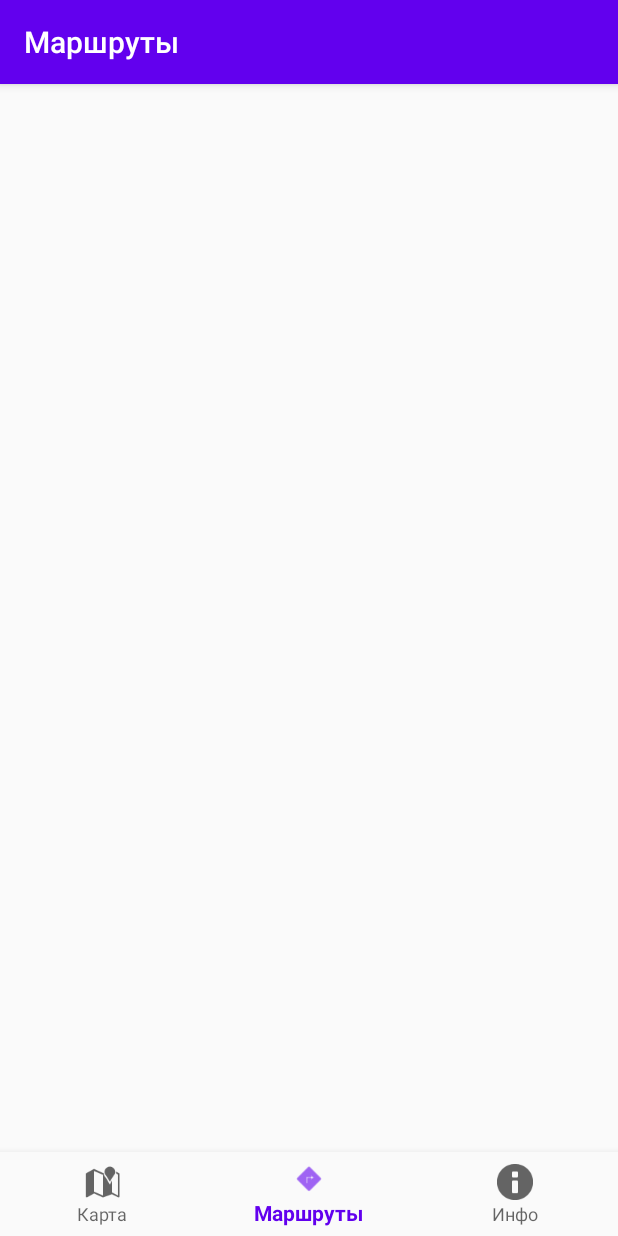
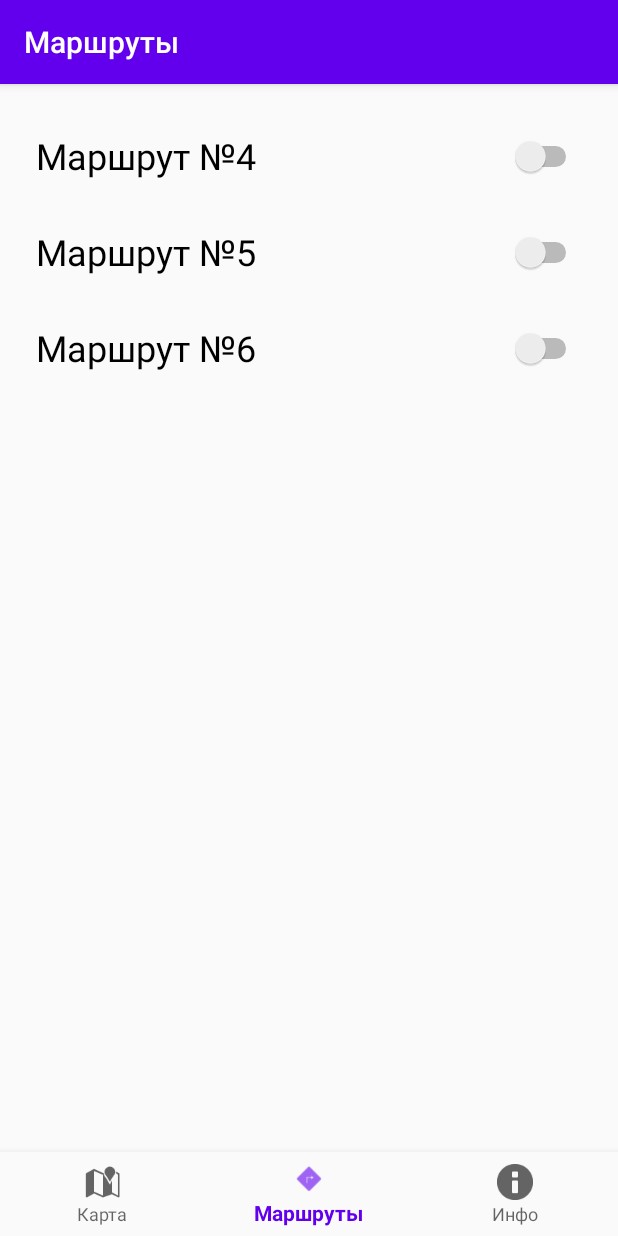
Before and after one commit to MaksimPashkovskiy/Taxibus-tracking-system, an Android app: the RoutesFragment screen opened through its navigation route, on a phone screen of 412 x 824 dp. Run offline under Robolectric (Android 15) with nearby library versions, the phone set to English and light mode, and no system bars; our stand-ins replace navigation-ui.

Commit message:
commit 31.05

```diff
--- a/project/Taxibustrackingsystem/app/src/main/res/layout/activity_main.xml
+++ b/project/Taxibustrackingsystem/app/src/main/res/layout/activity_main.xml
@@ -19,7 +19,7 @@
         app:menu="@menu/bottom_nav_menu" />
 
     <FrameLayout
-        android:id="@+id/frameLayout2"
+        android:id="@+id/frameLayout"
         android:layout_width="match_parent"
         android:layout_height="match_parent"
         android:layout_marginBottom="56dp"
--- a/project/Taxibustrackingsystem/app/src/main/res/layout/fragment_info.xml
+++ b/project/Taxibustrackingsystem/app/src/main/res/layout/fragment_info.xml
@@ -1,10 +1,19 @@
 <?xml version="1.0" encoding="utf-8"?>
 <androidx.constraintlayout.widget.ConstraintLayout xmlns:android="http://schemas.android.com/apk/res/android"
+    xmlns:app="http://schemas.android.com/apk/res-auto"
     xmlns:tools="http://schemas.android.com/tools"
     android:layout_width="match_parent"
     android:layout_height="match_parent"
     tools:context=".ui.info.InfoFragment">
 
+    <TextView
+        android:id="@+id/textAbout"
+        android:layout_width="match_parent"
+        android:layout_height="wrap_content"
 
+        android:text="@string/about"
+        app:layout_constraintBottom_toBottomOf="parent"
+        app:layout_constraintEnd_toEndOf="parent"
+        app:layout_constraintStart_toStartOf="parent" />
 
 </androidx.constraintlayout.widget.ConstraintLayout>
--- a/project/Taxibustrackingsystem/app/src/main/res/layout/fragment_routes.xml
+++ b/project/Taxibustrackingsystem/app/src/main/res/layout/fragment_routes.xml
@@ -1,8 +1,51 @@
 <?xml version="1.0" encoding="utf-8"?>
 <androidx.constraintlayout.widget.ConstraintLayout xmlns:android="http://schemas.android.com/apk/res/android"
+    xmlns:app="http://schemas.android.com/apk/res-auto"
     xmlns:tools="http://schemas.android.com/tools"
     android:layout_width="match_parent"
     android:layout_height="match_parent"
     tools:context=".ui.routes.RoutesFragment">
 
+    <ScrollView
+        android:layout_width="match_parent"
+        android:layout_height="match_parent"
+        app:layout_constraintEnd_toEndOf="parent"
+        app:layout_constraintStart_toStartOf="parent"
+        tools:layout_editor_absoluteY="28dp">
+
+        <LinearLayout
+            android:layout_width="match_parent"
+            android:layout_height="wrap_content"
+            android:layout_marginTop="16dp"
+            android:orientation="vertical">
+
+            <Switch
+                android:id="@+id/switch1"
+                android:layout_width="match_parent"
+                android:layout_height="64dp"
+                android:paddingHorizontal="24dp"
+                android:text="@string/routeNum4"
+                android:textSize="24sp" />
+
+            <Switch
+                android:id="@+id/switch2"
+                android:layout_width="match_parent"
+                android:layout_height="64dp"
+                android:paddingHorizontal="24dp"
+                android:text="@string/routeNum5"
+                android:textSize="24sp" />
+
+            <Switch
+                android:id="@+id/switch3"
+                android:layout_width="match_parent"
+                android:layout_height="64dp"
+                android:paddingHorizontal="24dp"
+                android:text="@string/routeNum6"
+                android:textSize="24sp" />
+
+        </LinearLayout>
+
+    </ScrollView>
+
+
 </androidx.constraintlayout.widget.ConstraintLayout>
--- a/project/Taxibustrackingsystem/app/src/main/res/values/strings.xml
+++ b/project/Taxibustrackingsystem/app/src/main/res/values/strings.xml
@@ -4,4 +4,10 @@
     <string name="title_routes">Маршруты</string>
     <string name="title_map">Карта</string>
     <string name="title_activity_maps">Map</string>
+
+    <string name="routeNum4">Маршрут №4</string>
+    <string name="routeNum5">Маршрут №5</string>
+    <string name="routeNum6">Маршрут №6</string>
+
+    <string name="about">App developed by Pashkovskiy Maksim in association with quarantino in 2020 for a diploma project</string>
 </resources>
```
